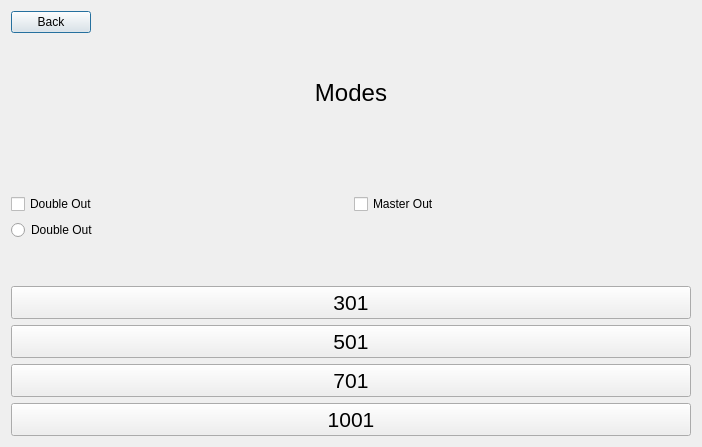
Old version of the form x01_gamemodes.ui in the repository White-Dwarf/Automatic_Dart_Detection.
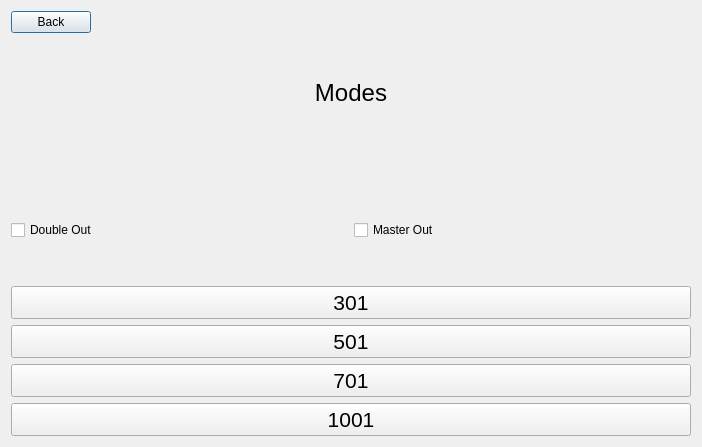
New version of the form.

What changed in the file:
```diff
--- a/x01_gamemodes.ui
+++ b/x01_gamemodes.ui
@@ -97,19 +97,6 @@
        </item>
       </layout>
      </item>
-     <item>
-      <widget class="QRadioButton" name="doubleOut_radiobtn">
-       <property name="layoutDirection">
-        <enum>Qt::LeftToRight</enum>
-       </property>
-       <property name="text">
-        <string>Double Out</string>
-       </property>
-       <property name="checked">
-        <bool>false</bool>
-       </property>
-      </widget>
-     </item>
      <item>
       <spacer name="verticalSpacer_2">
        <property name="orientation">
```
